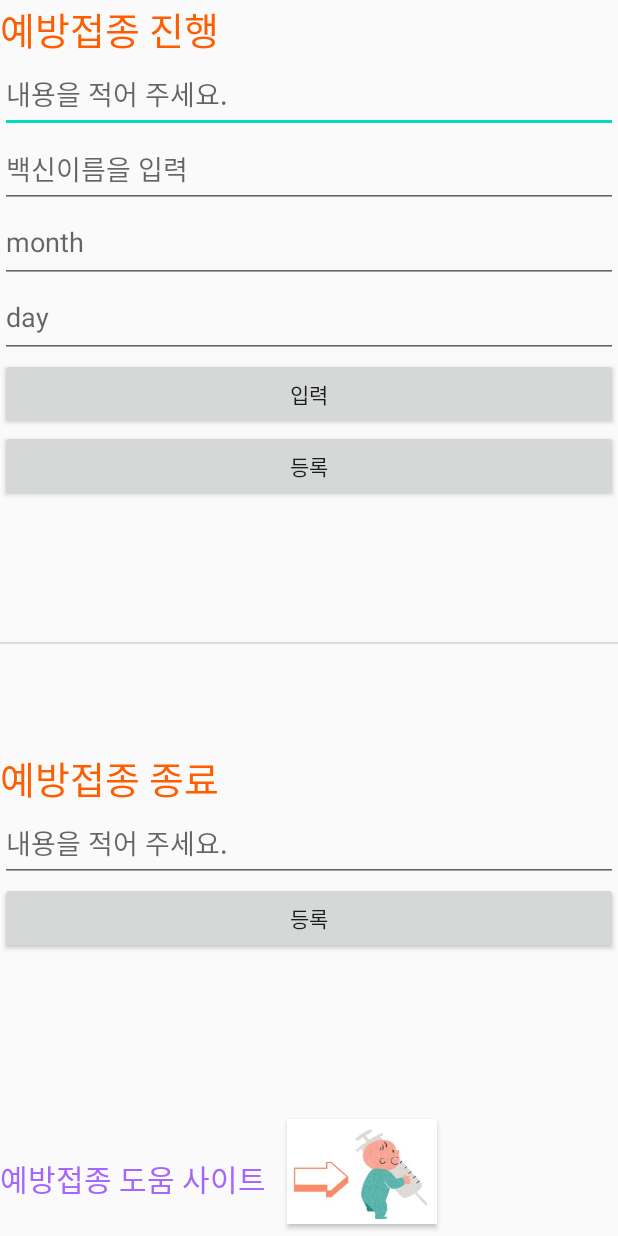
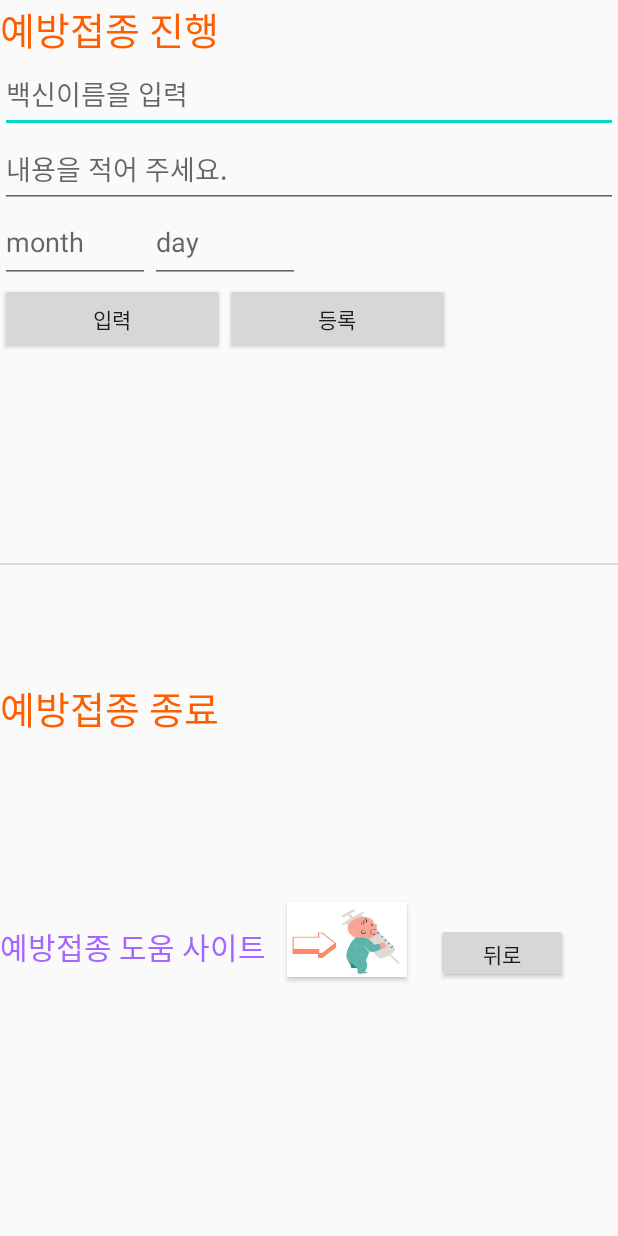
Before and after one commit to ParkHyunsu1110/Capstone-Design, an Android app: the vaccination screen opened directly, with no data from a screen before it, after a tap on "등록", on a phone screen of 412 x 824 dp. Run offline under Robolectric (Android 15) with nearby library versions, the phone set to English and light mode, and no system bars; our stand-ins replace Room's generated code.

Commit message:
예방 접종 UI 수정

```diff
--- a/workspace/LoveBaby/app/src/main/java/com/capstonedesign/lovebaby/vaccination.java
+++ b/workspace/LoveBaby/app/src/main/java/com/capstonedesign/lovebaby/vaccination.java
@@ -96,7 +96,7 @@ public class vaccination extends  Activity {
                 return false;
             }
         });
-
+      /*
         final EditText edtItem2 = (EditText) findViewById(R.id.MTtext2);
         Button btnAdd2 = findViewById(R.id.addbtn2);
         btnAdd2.setOnClickListener(new View.OnClickListener() {
@@ -117,7 +117,7 @@ public class vaccination extends  Activity {
                 return false;
             }
         });
-
+       */
         vaccinationBtn = findViewById(R.id.vaccinationBtn);
 
         vaccinationBtn.setOnClickListener(new View.OnClickListener() {
--- a/workspace/LoveBaby/app/src/main/res/layout/vaccination.xml
+++ b/workspace/LoveBaby/app/src/main/res/layout/vaccination.xml
@@ -12,14 +12,6 @@
         android:text="예방접종 진행"
         android:textSize="25dp"
         android:textColor="#FF5E00"/>
-    <EditText
-        android:id="@+id/MTtext"
-        android:layout_width="match_parent"
-        android:layout_height="50dp"
-        android:ems="10"
-        android:gravity="start|top"
-        android:hint="내용을 적어 주세요."
-        android:inputType="textMultiLine" />
 
     <EditText
         android:id="@+id/vaccineName"
@@ -31,66 +23,7 @@
         android:inputType="textMultiLine" />
 
     <EditText
-        android:id="@+id/vaccineMonth"
-        android:layout_width="match_parent"
-        android:layout_height="50dp"
-        android:ems="10"
-        android:gravity="start|top"
-        android:hint="month"
-        android:inputType="textMultiLine" />
-
-    <EditText
-        android:id="@+id/vaccineDay"
-        android:layout_width="match_parent"
-        android:layout_height="50dp"
-        android:ems="10"
-        android:gravity="start|top"
-        android:hint="day"
-        android:inputType="textMultiLine" />
-
-    <Button
-        android:id="@+id/vaccinInput"
-        android:layout_width="match_parent"
-        android:layout_height="wrap_content"
-        android:text="입력" />
-
-    <LinearLayout
-        android:layout_width="match_parent"
-        android:layout_height="wrap_content"
-        android:orientation="horizontal">
-
-        <Button
-            android:id="@+id/addbtn"
-            android:layout_width="match_parent"
-            android:layout_height="wrap_content"
-            android:text="등록" />
-
-    </LinearLayout>
-
-    <TextView
-        android:id="@+id/next"
-        android:layout_width="match_parent"
-        android:layout_height="45dp" />
-
-    <ListView
-        android:id="@+id/listView"
-        android:layout_width="match_parent"
-        android:layout_height="100dp" />
-
-    <TextView
-        android:id="@+id/next2"
-        android:layout_width="match_parent"
-        android:layout_height="wrap_content" />
-
-    <TextView
-        android:layout_width="wrap_content"
-        android:layout_height="wrap_content"
-        android:text="예방접종 종료"
-        android:textSize="25dp"
-        android:textColor="#FF5E00"/>
-
-    <EditText
-        android:id="@+id/MTtext2"
+        android:id="@+id/MTtext"
         android:layout_width="match_parent"
         android:layout_height="50dp"
         android:ems="10"
@@ -103,13 +36,65 @@
         android:layout_height="wrap_content"
         android:orientation="horizontal">
 
+        <EditText
+            android:id="@+id/vaccineMonth"
+            android:layout_width="100dp"
+            android:layout_height="50dp"
+            android:ems="10"
+            android:gravity="start|top"
+            android:hint="month"
+            android:inputType="textMultiLine" />
+
+        <EditText
+            android:id="@+id/vaccineDay"
+            android:layout_width="100dp"
+            android:layout_height="50dp"
+            android:ems="10"
+            android:gravity="start|top"
+            android:hint="day"
+            android:inputType="textMultiLine" />
+    </LinearLayout>
+
+    <LinearLayout
+        android:layout_width="match_parent"
+        android:layout_height="wrap_content"
+        android:orientation="horizontal">
+
         <Button
-            android:id="@+id/addbtn2"
-            android:layout_width="match_parent"
+            android:id="@+id/vaccinInput"
+            android:layout_width="150dp"
+            android:layout_height="wrap_content"
+            android:text="입력" />
+
+        <Button
+            android:id="@+id/addbtn"
+            android:layout_width="150dp"
             android:layout_height="wrap_content"
             android:text="등록" />
 
     </LinearLayout>
+
+    <TextView
+        android:id="@+id/next"
+        android:layout_width="match_parent"
+        android:layout_height="45dp" />
+
+    <TextView
+        android:id="@+id/next2"
+        android:layout_width="match_parent"
+        android:layout_height="45dp" />
+    <ListView
+        android:id="@+id/listView"
+        android:layout_width="match_parent"
+        android:layout_height="100dp" />
+
+    <TextView
+        android:layout_width="wrap_content"
+        android:layout_height="wrap_content"
+        android:layout_marginTop="25dp"
+        android:text="예방접종 종료"
+        android:textSize="25dp"
+        android:textColor="#FF5E00"/>
 
     <ListView
         android:id="@+id/listView2"
@@ -131,9 +116,8 @@
 
         <Button
             android:id="@+id/vaccinationBtn"
-            android:layout_width="100dp"
-
-            android:layout_height="70dp"
+            android:layout_width="80dp"
+            android:layout_height="50dp"
             android:layout_alignParentEnd="true"
 
             android:layout_alignParentRight="true"
@@ -145,37 +129,15 @@
             android:layout_marginBottom="20dp"
             android:background="@drawable/vaccination" />
 
+        <Button
+            android:layout_width="wrap_content"
+            android:layout_height="40dp"
+            android:layout_marginTop="20dp"
+
+            android:text="뒤로"
+            android:id="@+id/btnBack2"/>
     </LinearLayout>
 
-    <Button
-        android:layout_width="wrap_content"
-        android:layout_height="40dp"
 
-        android:text="뒤로"
-        android:id="@+id/btnBack2"/>
-
-    <TextView
-        android:id="@+id/textView"
-        android:layout_width="match_parent"
-        android:layout_height="wrap_content"
-        android:text="TextView" />
-
-    <TextView
-        android:id="@+id/textView4"
-        android:layout_width="match_parent"
-        android:layout_height="wrap_content"
-        android:text="TextView" />
-
-    <TextView
-        android:id="@+id/textView5"
-        android:layout_width="match_parent"
-        android:layout_height="wrap_content"
-        android:text="TextView" />
-
-    <TextView
-        android:id="@+id/textView6"
-        android:layout_width="match_parent"
-        android:layout_height="wrap_content"
-        android:text="TextView" />
 
 </LinearLayout>
```
